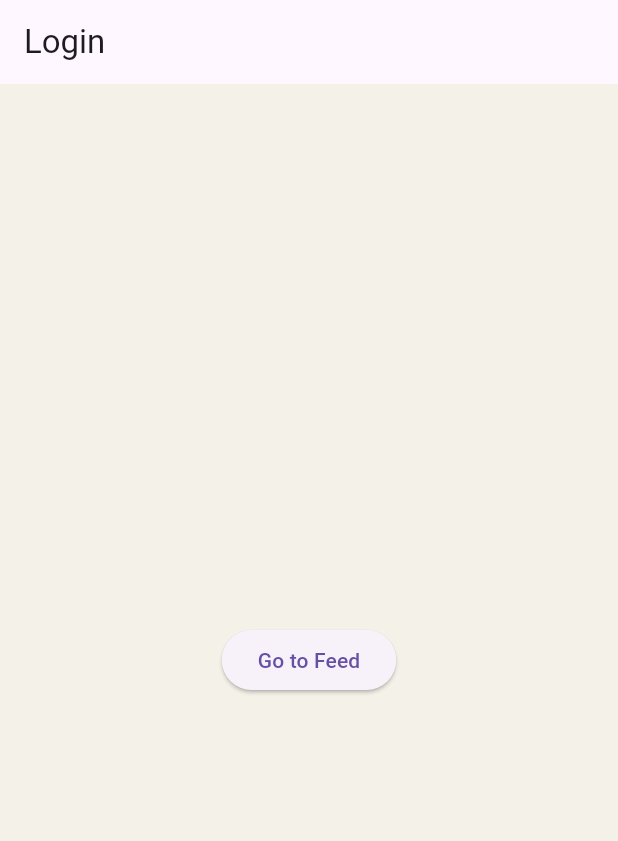
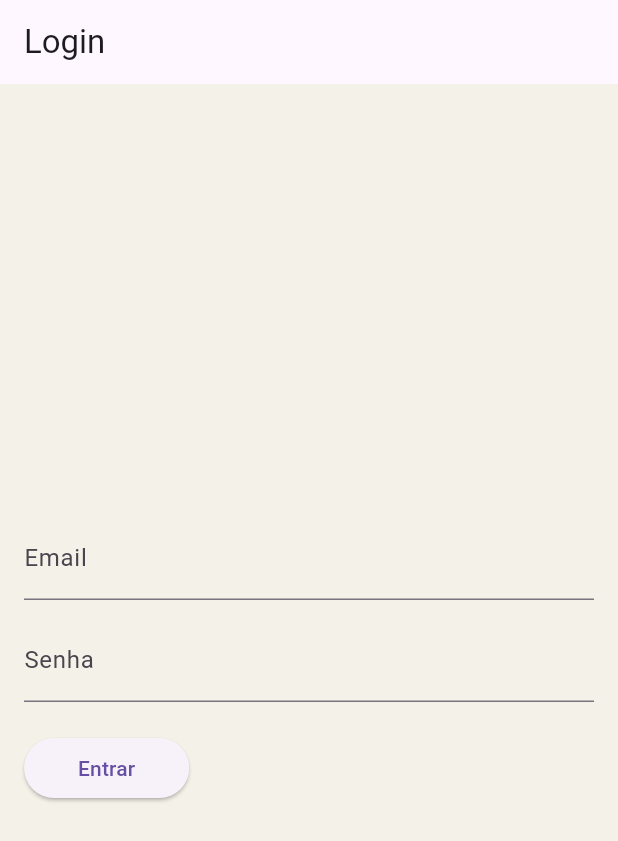
Before and after one commit to CarlosYanBezerraVieira/dev_connect, a Flutter app: the screen it shows after launch, on a phone screen of 412 x 824 dp. Shown: the top 841 px of the screen. Run offline on Flutter 3.47's test engine with Material 3 defaults, Android fonts, the phone set to English and light mode, and no system bars; our stand-ins replace go_router; missing offline and left inert: validatorless.

Commit message:
feat: create login page

```diff
--- a/lib/features/auth/login_page.dart
+++ b/lib/features/auth/login_page.dart
@@ -1,21 +1,90 @@
 import 'package:flutter/material.dart';
 import 'package:go_router/go_router.dart';
+import 'package:validatorless/validatorless.dart';
 import 'package:dev_connect/core/routes/app_routes.dart';
+import 'package:dev_connect/core/ui/components/dc_text_form_field.dart';
 
-class LoginPage extends StatelessWidget {
+class LoginPage extends StatefulWidget {
   const LoginPage({super.key});
+
+  @override
+  State<LoginPage> createState() => _LoginPageState();
+}
+
+class _LoginPageState extends State<LoginPage> {
+  final GlobalKey<FormState> _formKey = GlobalKey<FormState>();
+  final TextEditingController _emailCtrl = TextEditingController();
+  final TextEditingController _passwordCtrl = TextEditingController();
+
+  @override
+  void dispose() {
+    _emailCtrl.dispose();
+    _passwordCtrl.dispose();
+    super.dispose();
+  }
+
+  void _submit() {
+    final FormState form = _formKey.currentState!;
+    if (form.validate()) {
+      context.go(AppRoutes.feed);
+    }
+  }
 
   @override
   Widget build(BuildContext context) {
     return Scaffold(
       appBar: AppBar(title: const Text('Login')),
-      body: Center(
-        child: ElevatedButton(
-          onPressed: () {
-            // navegar para o feed
-            context.go(AppRoutes.feed);
-          },
-          child: const Text('Go to Feed'),
+      body: Padding(
+        padding: const EdgeInsets.all(16.0),
+        child: Center(
+          child: ConstrainedBox(
+            constraints: const BoxConstraints(maxWidth: 480),
+            child: Form(
+              key: _formKey,
+              child: Column(
+                mainAxisSize: MainAxisSize.min,
+                children: <Widget>[
+                  DCTextFormField(
+                    controller: _emailCtrl,
+                    label: 'Email',
+                    hint: 'seu@exemplo.com',
+                    keyboardType: TextInputType.emailAddress,
+                    validator:
+                        Validatorless.multiple(<FormFieldValidator<String>>[
+                      Validatorless.required('Email é obrigatório'),
+                      Validatorless.email('Email inválido'),
+                    ]),
+                  ),
+                  const SizedBox(height: 12),
+                  DCTextFormField(
+                    controller: _passwordCtrl,
+                    label: 'Senha',
+                    obscureText: true,
+                    validator:
+                        Validatorless.multiple(<FormFieldValidator<String>>[
+                      Validatorless.required('Senha é obrigatória'),
+                      Validatorless.min(
+                          6, 'Senha deve ter ao menos 6 caracteres'),
+                    ]),
+                  ),
+                  const SizedBox(height: 20),
+                  Row(
+                    mainAxisAlignment: MainAxisAlignment.spaceBetween,
+                    children: <Widget>[
+                      ElevatedButton(
+                        onPressed: _submit,
+                        child: const Padding(
+                          padding: EdgeInsets.symmetric(
+                              horizontal: 12.0, vertical: 10.0),
+                          child: Text('Entrar'),
+                        ),
+                      ),
+                    ],
+                  ),
+                ],
+              ),
+            ),
+          ),
         ),
       ),
     );
--- a/pubspec.yaml
+++ b/pubspec.yaml
@@ -22,6 +22,8 @@ dependencies:
   dio: ^5.4.0
   # Armazenamento local
   shared_preferences: ^2.2.2
+  validatorless: ^1.2.5
+  google_fonts: ^5.0.0
 
 dev_dependencies:
   flutter_test:
```
